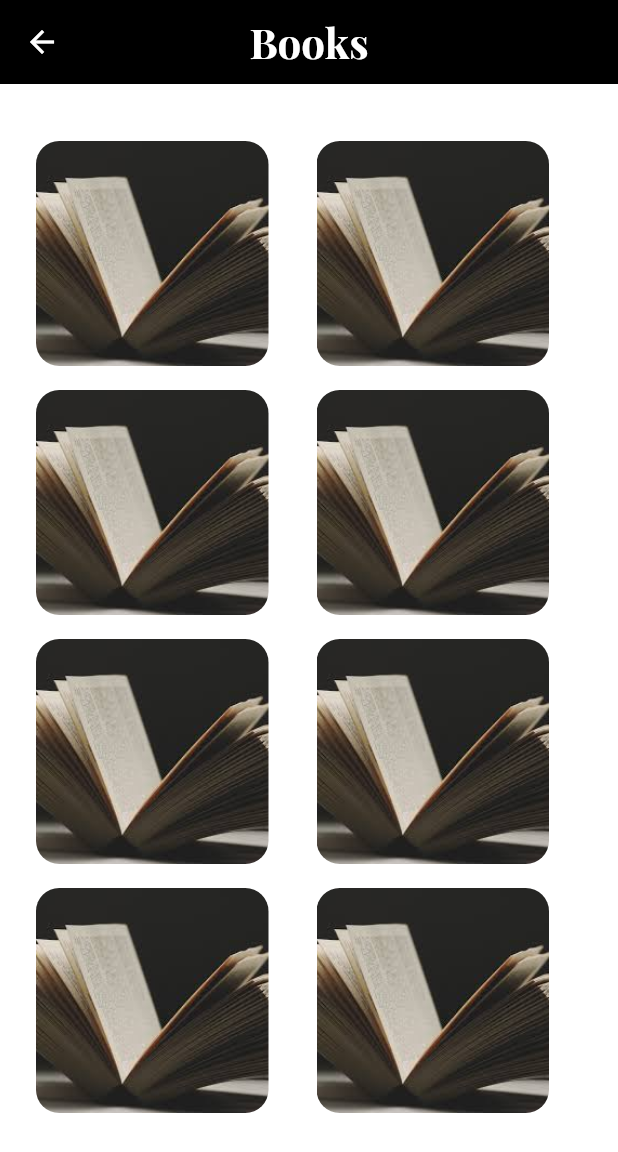
After one commit to muhammedrahil/21expo, a Flutter app: the screen it shows after launch, after a tap on "Books", on a phone screen of 412 x 824 dp. The commit adds this screen. Shown: the top 1152 px of the screen. Run offline on Flutter 3.47's test engine with Material 2 defaults, Android fonts, the phone set to English and light mode, and no system bars; our stand-ins replace animated_splash_screen, google_fonts, youtube_player_flutter; network calls fail; project files that could hold a hidden picture were left out.

Commit message:
almost compleate

```diff
--- a/lib/Cards/IconsCard.dart
+++ b/lib/Cards/IconsCard.dart
@@ -22,9 +22,9 @@ class iconsCards extends StatelessWidget {
     return GestureDetector(
       onTap: onTap,
       child: Container(
-          margin: const EdgeInsets.only(right: 49.2),
-          height: 35.6,
-          width: 130.6,
+          margin: const EdgeInsets.only(right: 49.2,left: 0),
+          height: 25.6,
+          width: 120.6,
           decoration: BoxDecoration(
             borderRadius: BorderRadius.circular(9.6),
             boxShadow: const [
--- a/lib/Cards/SmallCard.dart
+++ b/lib/Cards/SmallCard.dart
@@ -22,7 +22,7 @@ class SmallCard extends StatelessWidget {
           backgroundColor: MaterialStateProperty.all(Colors.white),
           elevation: MaterialStateProperty.all(0)),
       child: Container(
-        height: 124,
+        height: 165,
         width: 155,
         decoration: BoxDecoration(
             image: DecorationImage(
--- a/lib/HomeScreen.dart
+++ b/lib/HomeScreen.dart
@@ -4,8 +4,11 @@ import 'package:expo_21/Cards/SmallCard.dart';
 import 'package:expo_21/Cards/vedioCard.dart';
 import 'package:expo_21/contentFolder/contentPageTemplate.dart';
 import 'package:expo_21/leaders/Template.dart';
+import 'package:expo_21/leaders/Templatecards.dart';
 import 'package:flutter/material.dart';
 import 'package:google_fonts/google_fonts.dart';
+import 'Screens/video_screen.dart';
+import 'books/BooksTemplates.dart';
 import 'textFolder/texts.dart';
 import 'Screens/Drower.dart';
 import 'Screens/contentScreen.dart';
@@ -124,7 +127,9 @@ class HomeScreen extends StatelessWidget {
                 width: 10,
               ),
             ),
-            SizedBox(
+            Padding(
+              padding: const EdgeInsets.all(8.0),
+              child: SizedBox(
                 height: 45.6,
                 child: Padding(
                   padding: const EdgeInsets.only(left: 25),
@@ -145,7 +150,7 @@ class HomeScreen extends StatelessWidget {
                         },
                       ),
 
-                    const Padding(padding: EdgeInsets.all(1)),
+                      const Padding(padding: EdgeInsets.only(left: 12)),
                       iconsCards(
                           iconData: 'Leaders',
                           icons: Icons.person,
@@ -154,14 +159,12 @@ class HomeScreen extends StatelessWidget {
                           onTap: () {
                             Navigator.of(context)
                                 .push(MaterialPageRoute(builder: (ctx) {
-                            return LeadersTemplate(
-                                PersonName: "ആലി മുസ്‌ലിയാർ",
-                                imagePath: "assets/fall20.png",
-                                TextDiscription: AliMusliyar);
+                              return Templatecards();
                             }));
                           }),
                       //IconCards
                     ],
+                  ),
                 ),
               ),
             ),
@@ -171,7 +174,9 @@ class HomeScreen extends StatelessWidget {
                 width: 10,
               ),
             ),
-            SizedBox(
+            Padding(
+              padding: const EdgeInsets.all(8.0),
+              child: SizedBox(
                 height: 150,
                 child: ListView(
                   scrollDirection: Axis.horizontal,
@@ -181,25 +186,30 @@ class HomeScreen extends StatelessWidget {
                         NextPageAddress: () {
                           Navigator.of(context)
                               .push(MaterialPageRoute(builder: (ctx) {
-                          return ContantPageTemplate(
-                              AppBartitle: 'Books',
-                              imagPath: 'assets/fall18.png',
-                              TextSample: Article);
+                            return BooksTemplate();
                           }));
                         },
-                      ImagePath: 'assets/fall18.png',
-                      TextColors: Colors.black,
+                        ImagePath: 'assets/books.jpg',
+                        TextColors: Colors.white,
                         TextDiscription: 'Books'),
                     VedioCard(
                         icon: Icons.video_library,
-                      NextVideoAddress: () {},
+                        NextVideoAddress: () {
+                           Navigator.of(context)
+                              .push(MaterialPageRoute(builder: (ctx) {
+                            return const VideoScreen();
+                          }));
+                        },
                         TextDiscription: '',
-                      IconColors: Colors.grey,
+                        IconColors: Colors.white,
                         ImagePath: 'assets/fall4.png')
                   ],
                 ),
               ),
-            SizedBox(
+            ),
+            Padding(
+              padding: const EdgeInsets.all(8.0),
+              child: SizedBox(
                 height: 150,
                 child: ListView(
                   scrollDirection: Axis.horizontal,
@@ -228,6 +238,7 @@ class HomeScreen extends StatelessWidget {
                   ],
                 ),
               ),
+            ),
           ],
         ),
       ),
--- a/lib/Screens/Drower.dart
+++ b/lib/Screens/Drower.dart
@@ -3,7 +3,7 @@ import 'package:google_fonts/google_fonts.dart';
 import 'package:url_launcher/url_launcher.dart';
 class DrowerWidget extends StatelessWidget {
   const DrowerWidget({ Key? key }) : super(key: key);
-final String _url = 'https://flutter.dev';
+final String _url = 'https://mshaheerz.github.io/malabar2/';
   @override
   Widget build(BuildContext context) {
     return Drawer(
--- /dev/null
+++ b/lib/books/BooksTemplates.dart
@@ -0,0 +1,165 @@
+
+import 'package:expo_21/Cards/SmallCard.dart';
+import 'package:expo_21/Screens/contentScreen.dart';
+import 'package:flutter/material.dart';
+import 'package:google_fonts/google_fonts.dart';
+
+
+class BooksTemplate extends StatelessWidget {
+  const BooksTemplate({Key? key}) : super(key: key);
+
+  @override
+  Widget build(BuildContext context) {
+    return Scaffold(
+      backgroundColor: Colors.white,
+      appBar: AppBar(
+        centerTitle: true,
+        title: Text('Books', style: GoogleFonts.playfairDisplay(
+                        fontSize: 28,
+                        fontWeight: FontWeight.w700,
+                        color:  Colors.white),),
+        backgroundColor: Colors.black,
+        elevation: 0,
+      ),
+      body: SafeArea(
+        child: ListView(
+          physics: const BouncingScrollPhysics(),
+          children: <Widget>[
+
+            const Padding(
+              padding: EdgeInsets.all(15.0),
+              child: SizedBox(
+                width: 10,
+              ),
+            ),
+
+            Padding(
+              padding: const EdgeInsets.all(8.0),
+              child: SizedBox(
+                height: 150,
+                child: ListView(
+                  scrollDirection: Axis.horizontal,
+                  children: [
+                    SmallCard(
+                        NextPageAddress: () {
+                          Navigator.of(context)
+                              .push(MaterialPageRoute(builder: (ctx) {
+                            return const Content_Screen();
+                          }));
+                        },
+                        ImagePath: 'assets/books.jpg',
+                        TextColors: Colors.white,
+                        TextDiscription: ''),
+                    SmallCard(
+                        NextPageAddress: () {
+                          Navigator.of(context)
+                              .push(MaterialPageRoute(builder: (ctx) {
+                            return const Content_Screen();
+                          }));
+                        },
+                        ImagePath: 'assets/books.jpg',
+                        TextColors: Colors.white,
+                        TextDiscription: ''),
+                  ],
+                ),
+              ),
+            ),
+             Padding(
+               padding: const EdgeInsets.all(8.0),
+               child: SizedBox(
+                height: 150,
+                child: ListView(
+                  scrollDirection: Axis.horizontal,
+                  children: [
+                    SmallCard(
+                        NextPageAddress: () {
+                          Navigator.of(context)
+                              .push(MaterialPageRoute(builder: (ctx) {
+                            return const Content_Screen();
+                          }));
+                        },
+                        ImagePath: 'assets/books.jpg',
+                        TextColors: Colors.white,
+                        TextDiscription: ''),
+                     SmallCard(
+                        NextPageAddress: () {
+                          Navigator.of(context)
+                              .push(MaterialPageRoute(builder: (ctx) {
+                            return const Content_Screen();
+                          }));
+                        },
+                        ImagePath: 'assets/books.jpg',
+                        TextColors: Colors.white,
+                        TextDiscription: ''),
+                  ],
+                ),
+            ),
+             ),
+             Padding(
+               padding: const EdgeInsets.all(8.0),
+               child: SizedBox(
+                height: 150,
+                child: ListView(
+                  scrollDirection: Axis.horizontal,
+                  children: [
+                    SmallCard(
+                        NextPageAddress: () {
+                          Navigator.of(context)
+                              .push(MaterialPageRoute(builder: (ctx) {
+                            return const Content_Screen();
+                          }));
+                        },
+                        ImagePath: 'assets/books.jpg',
+                        TextColors: Colors.white,
+                        TextDiscription: ''),
+                    SmallCard(
+                        NextPageAddress: () {
+                          Navigator.of(context)
+                              .push(MaterialPageRoute(builder: (ctx) {
+                            return const Content_Screen();
+                          }));
+                        },
+                        ImagePath: 'assets/books.jpg',
+                        TextColors: Colors.white,
+                        TextDiscription: ''),
+                  ],
+                ),
+            ),
+             ),
+             Padding(
+               padding: const EdgeInsets.all(8.0),
+               child: SizedBox(
+                height: 150,
+                child: ListView(
+                  scrollDirection: Axis.horizontal,
+                  children: [
+                    SmallCard(
+                        NextPageAddress: () {
+                          Navigator.of(context)
+                              .push(MaterialPageRoute(builder: (ctx) {
+                            return const Content_Screen();
+                          }));
+                        },
+                        ImagePath: 'assets/books.jpg',
+                        TextColors: Colors.white,
+                        TextDiscription: ''),
+                    SmallCard(
+                        NextPageAddress: () {
+                          Navigator.of(context)
+                              .push(MaterialPageRoute(builder: (ctx) {
+                            return const Content_Screen();
+                          }));
+                        },
+                        ImagePath: 'assets/books.jpg',
+                        TextColors: Colors.white,
+                        TextDiscription: ''),
+                  ],
+                ),
+            ),
+             ),
+          ],
+        ),
+      ),
+    );
+  }
+}
```
Also changed, not shown: lib/Screens/video_screen.dart (added, +349 -0 lines), lib/leaders/Templatecards.dart (added, +174 -0 lines), pubspec.yaml (+7 -1 lines), assets/books.jpg (added), assets/image_placeholder.png (added), assets/person.png (added), pubspec.lock, 23 other files. Lines whose indentation alone changed are shown as unchanged.
